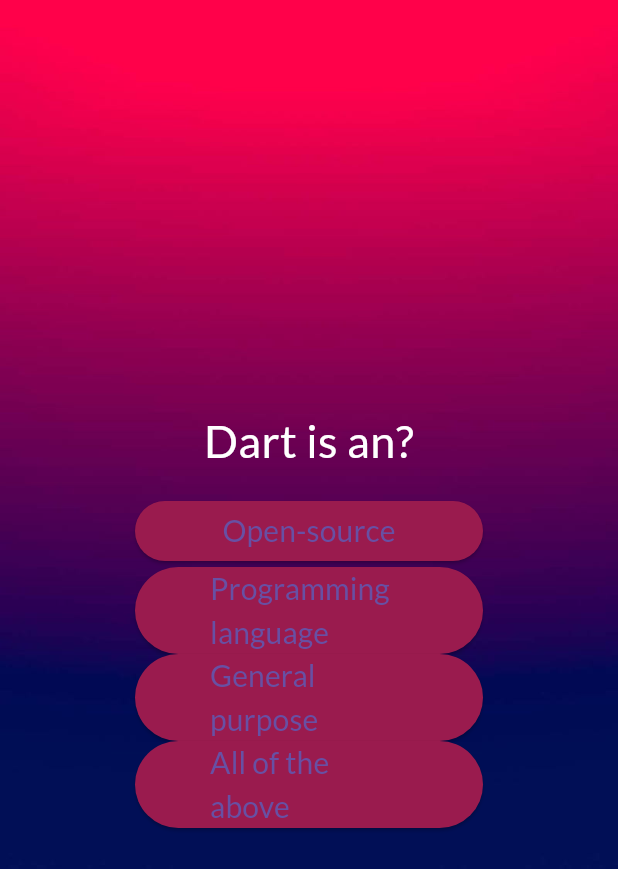
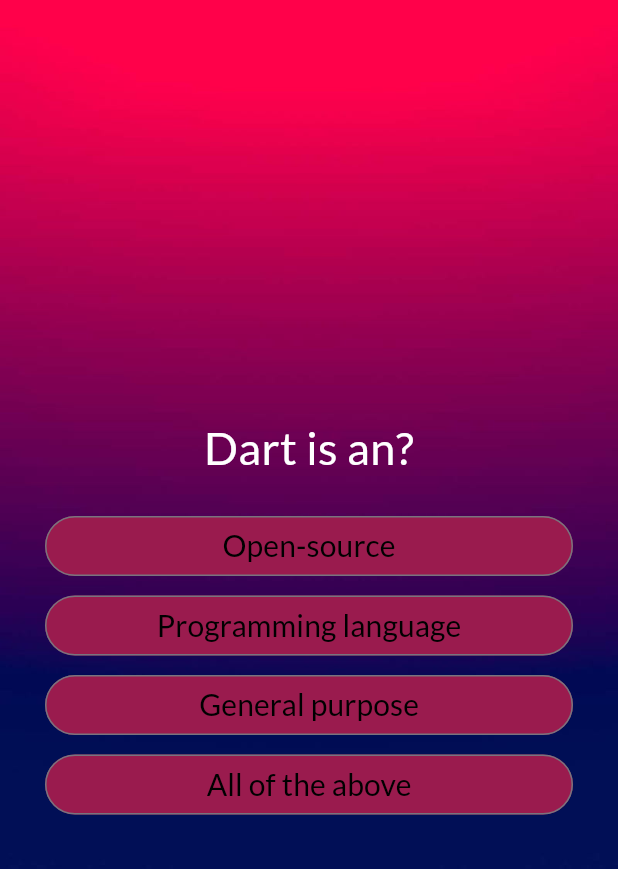
Before and after one commit to LarsDpride/Quiz_App, a Flutter app: the screen it shows after launch, after a tap on "start quiz", on a phone screen of 412 x 824 dp. Shown: the top 869 px of the screen. Run offline on Flutter 3.47's test engine with Material 3 defaults, Android fonts, the phone set to English and light mode, and no system bars; our stand-ins replace google_fonts.

Commit message:
some styling

```diff
--- a/lib/screens/questions/components/answer_buttons.dart
+++ b/lib/screens/questions/components/answer_buttons.dart
@@ -9,9 +9,11 @@ class AnswerButton extends StatelessWidget {
 
   @override
   Widget build(BuildContext context) {
-    return ElevatedButton(
-      style: ElevatedButton.styleFrom(
-          padding: const EdgeInsets.symmetric(horizontal: 50),
+    return Padding(
+      padding: const EdgeInsets.fromLTRB(0,5,0,0),
+      child: OutlinedButton(
+        style: OutlinedButton.styleFrom(
+            padding: const EdgeInsets.symmetric(horizontal: 40),
             backgroundColor: const Color.fromARGB(255, 154, 27, 78),
             shape:
                 RoundedRectangleBorder(borderRadius: BorderRadius.circular(40))),
@@ -19,7 +21,9 @@ class AnswerButton extends StatelessWidget {
         child: Text(answertext,
             style: GoogleFonts.lato(
               fontSize: 20,
+              color: Colors.black,
             )),
+      ),
     );
   }
 }
--- a/lib/screens/questions/question_screen.dart
+++ b/lib/screens/questions/question_screen.dart
@@ -22,10 +22,8 @@ class _QuestionState extends State<QuestionScreen> {
   @override
   Widget build(BuildContext context) {
     final currentquestion = questionslist[currentquestionindex];
-    return SizedBox(
-      width: double.infinity,
-      child: Container(
-        padding: const EdgeInsets.all(90),
+    return  Container(
+        padding: const EdgeInsets.all(30),
         child: Column(
           mainAxisAlignment: MainAxisAlignment.center,
           crossAxisAlignment: CrossAxisAlignment.stretch,
@@ -45,9 +43,10 @@ class _QuestionState extends State<QuestionScreen> {
                     changeIndex(answers);
                   }),
                 ),
+
           ],
-        ),
-      ),
-    );
+        )
+      );
+
   }
 }
```
Also changed, not shown: lib/screens/result/components/show_summery.dart (+5 -4 lines), lib/screens/result/result_screen.dart (+18 -11 lines), 2 other files. Lines whose indentation alone changed are shown as unchanged.
